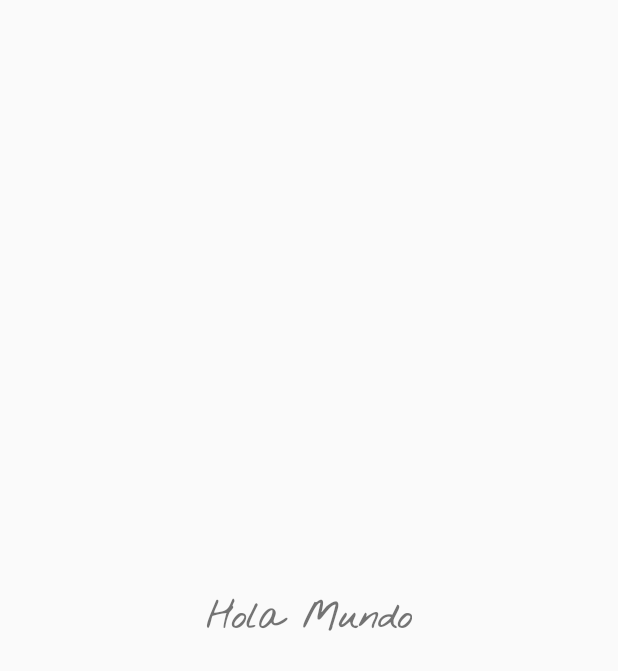
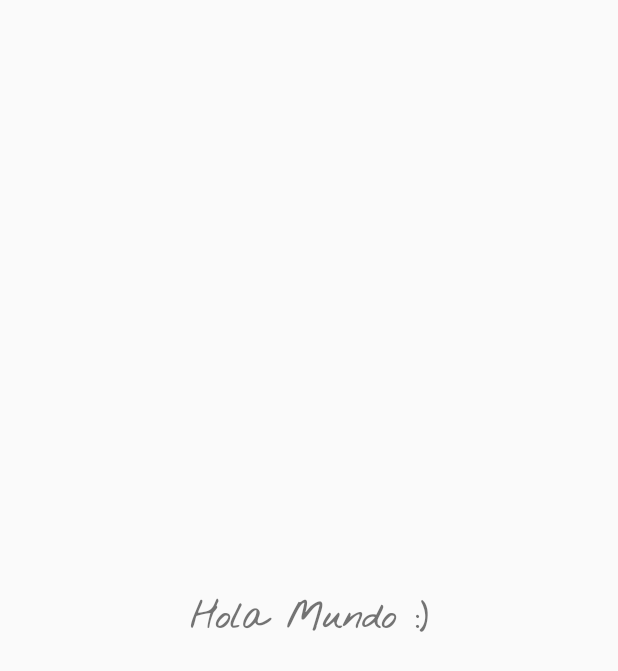
Before and after one commit to jogeocc/DateMyPet, an Android app: the layout activity_main.xml on its own in the app's theme, with its tools: preview values and no code run, on a phone screen of 412 x 824 dp. Shown: the top 671 px of the screen. Run offline under Robolectric (Android 15) with nearby library versions, the phone set to English and light mode, and no system bars.

Commit message:
Cambio del letrero

```diff
--- a/app/src/main/java/com/example/jgchan/datemypet/MainActivity.java
+++ b/app/src/main/java/com/example/jgchan/datemypet/MainActivity.java
@@ -9,5 +9,6 @@ public class MainActivity extends AppCompatActivity {
     protected void onCreate(Bundle savedInstanceState) {
         super.onCreate(savedInstanceState);
         setContentView(R.layout.activity_main);
+
     }
 }
--- a/app/src/main/res/values/strings.xml
+++ b/app/src/main/res/values/strings.xml
@@ -1,4 +1,4 @@
 <resources>
     <string name="app_name">Date My Pet</string>
-    <string name="bienvenida">Hola Mundo</string>
+    <string name="bienvenida">Hola Mundo :)</string>
 </resources>
```
